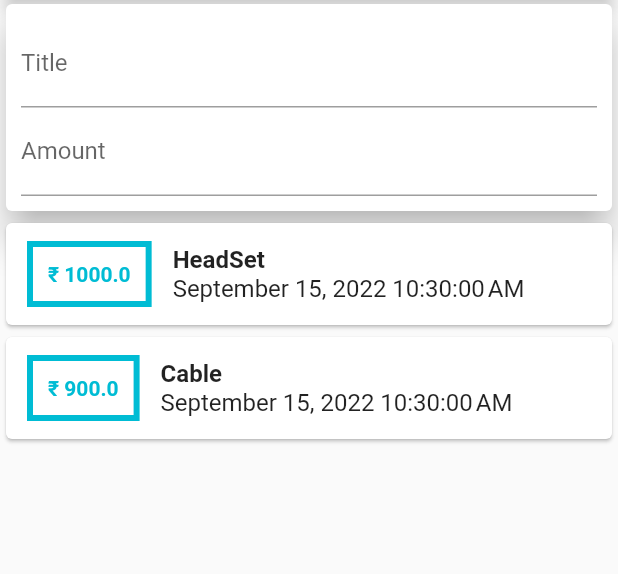
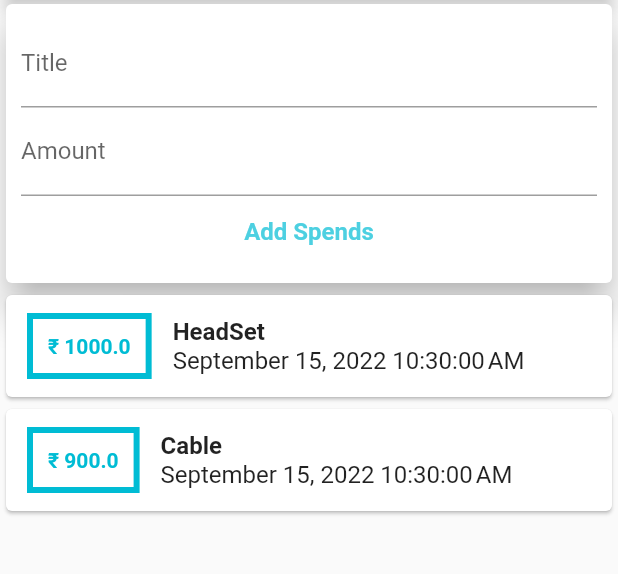
Before and after one commit to Erickeagle3/expense_app, a Flutter app: the screen it shows after launch, on a phone screen of 412 x 824 dp, the part 122-696 px from its top. Run offline on Flutter 3.47's test engine with Material 2 defaults, Android fonts, the phone set to English and light mode, and no system bars.

Commit message:
flutter: added a button to save user input Signed-off-by: Erickeagle3 <sayanchakraborty334@gmail.com>

```diff
--- a/lib/main.dart
+++ b/lib/main.dart
@@ -56,13 +56,23 @@ class MyApp extends StatelessWidget {
                 child: Container(
                   padding: const EdgeInsets.all(10),
                   child: Column(
-                    children: const <Widget>[
-                      TextField(
+                    children: <Widget>[
+                      const TextField(
                         decoration: InputDecoration(labelText: 'Title'),
                       ),
-                      TextField(
+                      const TextField(
                         decoration: InputDecoration(labelText: 'Amount'),
                       ),
+                      TextButton(
+                          style: ButtonStyle(
+                              foregroundColor: MaterialStateProperty.all(
+                                  Colors.cyan.shade300)),
+                          onPressed: () {},
+                          child: const Text(
+                            'Add Spends',
+                            style: TextStyle(
+                                fontWeight: FontWeight.bold, fontSize: 16),
+                          ))
                     ],
                   ),
                 )),
```
